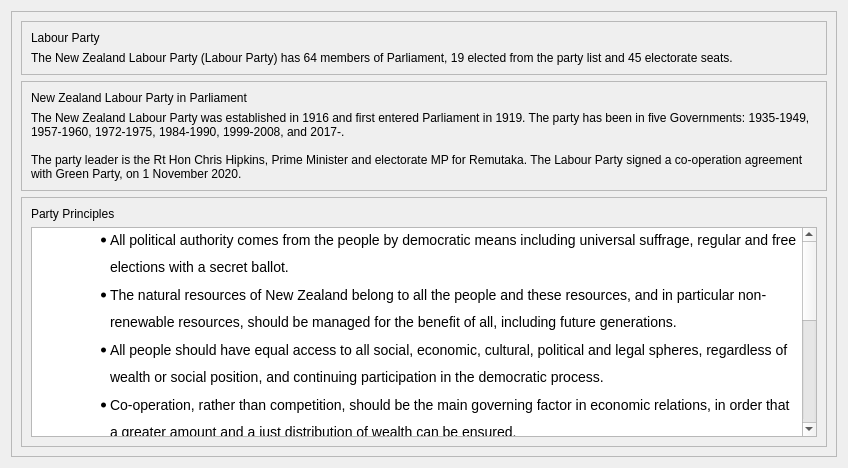
Old version of the form qtGuiApplication/parties.ui in the repository Debug-Divas/COSC345-Project.
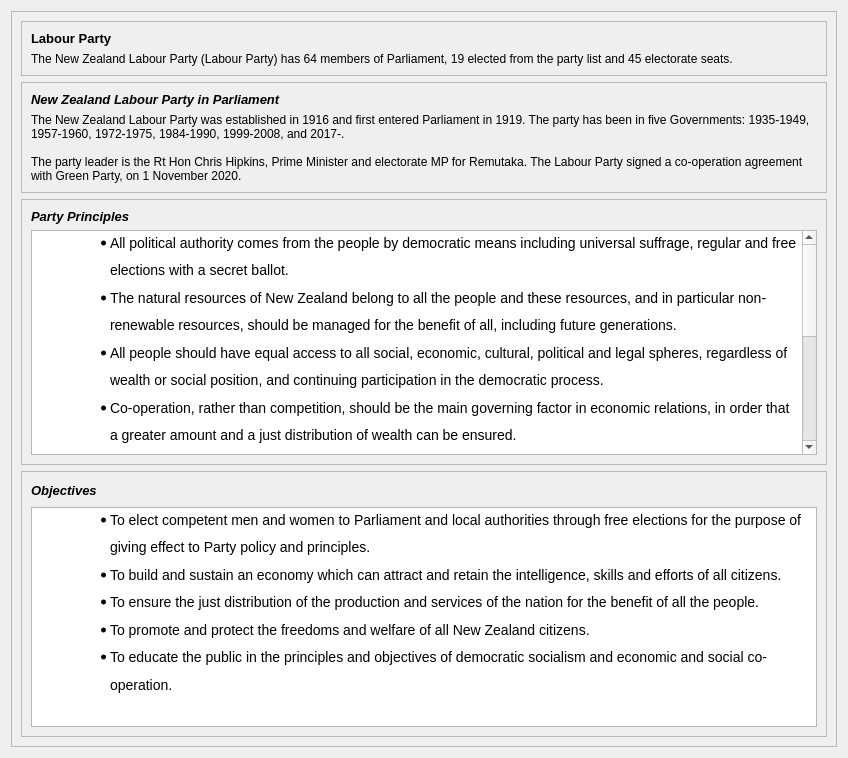
New version of the form.

Commit message: Added parties dialogs

```diff
--- a/qtGuiApplication/parties.ui
+++ b/qtGuiApplication/parties.ui
@@ -7,7 +7,7 @@
     <x>0</x>
     <y>0</y>
     <width>848</width>
-    <height>468</height>
+    <height>758</height>
    </rect>
   </property>
   <property name="windowTitle">
@@ -35,7 +35,7 @@
          <item>
           <widget class="QLabel" name="label">
            <property name="text">
-            <string>Labour Party</string>
+            <string>&lt;html&gt;&lt;head/&gt;&lt;body&gt;&lt;p&gt;&lt;span style=&quot; font-size:10pt; font-weight:700;&quot;&gt;Labour Party&lt;/span&gt;&lt;/p&gt;&lt;/body&gt;&lt;/html&gt;</string>
            </property>
           </widget>
          </item>
@@ -61,7 +61,7 @@
          <item>
           <widget class="QLabel" name="label_3">
            <property name="text">
-            <string>New Zealand Labour Party in Parliament</string>
+            <string>&lt;html&gt;&lt;head/&gt;&lt;body&gt;&lt;p&gt;&lt;span style=&quot; font-size:10pt; font-weight:700; font-style:italic;&quot;&gt;New Zealand Labour Party in Parliament&lt;/span&gt;&lt;/p&gt;&lt;/body&gt;&lt;/html&gt;</string>
            </property>
           </widget>
          </item>
@@ -82,6 +82,21 @@
       </item>
       <item>
        <widget class="QFrame" name="frame_4">
+        <property name="enabled">
+         <bool>true</bool>
+        </property>
+        <property name="minimumSize">
+         <size>
+          <width>0</width>
+          <height>200</height>
+         </size>
+        </property>
+        <property name="maximumSize">
+         <size>
+          <width>16777215</width>
+          <height>500</height>
+         </size>
+        </property>
         <property name="frameShape">
          <enum>QFrame::StyledPanel</enum>
         </property>
@@ -92,7 +107,7 @@
          <item>
           <widget class="QLabel" name="label_5">
            <property name="text">
-            <string>Party Principles</string>
+            <string>&lt;html&gt;&lt;head/&gt;&lt;body&gt;&lt;p&gt;&lt;span style=&quot; font-size:10pt; font-weight:700; font-style:italic;&quot;&gt;Party Principles&lt;/span&gt;&lt;/p&gt;&lt;/body&gt;&lt;/html&gt;</string>
            </property>
           </widget>
          </item>
@@ -122,6 +137,80 @@
         </layout>
        </widget>
       </item>
+      <item>
+       <widget class="QFrame" name="frame_5">
+        <property name="minimumSize">
+         <size>
+          <width>50</width>
+          <height>190</height>
+         </size>
+        </property>
+        <property name="maximumSize">
+         <size>
+          <width>16777215</width>
+          <height>280</height>
+         </size>
+        </property>
+        <property name="frameShape">
+         <enum>QFrame::StyledPanel</enum>
+        </property>
+        <property name="frameShadow">
+         <enum>QFrame::Raised</enum>
+        </property>
+        <layout class="QVBoxLayout" name="verticalLayout_6">
+         <item>
+          <widget class="QLabel" name="label_6">
+           <property name="minimumSize">
+            <size>
+             <width>0</width>
+             <height>20</height>
+            </size>
+           </property>
+           <property name="maximumSize">
+            <size>
+             <width>16777215</width>
+             <height>20</height>
+            </size>
+           </property>
+           <property name="text">
+            <string>&lt;html&gt;&lt;head/&gt;&lt;body&gt;&lt;p&gt;&lt;span style=&quot; font-size:10pt; font-weight:700; font-style:italic;&quot;&gt;Objectives&lt;/span&gt;&lt;/p&gt;&lt;/body&gt;&lt;/html&gt;</string>
+           </property>
+          </widget>
+         </item>
+         <item>
+          <widget class="QTextBrowser" name="textBrowser_2">
+           <property name="minimumSize">
+            <size>
+             <width>0</width>
+             <height>150</height>
+            </size>
+           </property>
+           <property name="maximumSize">
+            <size>
+             <width>16777215</width>
+             <height>300</height>
+            </size>
+           </property>
+           <property name="html">
+            <string>&lt;!DOCTYPE HTML PUBLIC &quot;-//W3C//DTD HTML 4.0//EN&quot; &quot;http://www.w3.org/TR/REC-html40/strict.dtd&quot;&gt;
+&lt;html&gt;&lt;head&gt;&lt;meta name=&quot;qrichtext&quot; content=&quot;1&quot; /&gt;&lt;meta charset=&quot;utf-8&quot; /&gt;&lt;style type=&quot;text/css&quot;&gt;
+p, li { white-space: pre-wrap; }
+hr { height: 1px; border-width: 0; }
+li.unchecked::marker { content: &quot;\2610&quot;; }
+li.checked::marker { content: &quot;\2612&quot;; }
+&lt;/style&gt;&lt;/head&gt;&lt;body style=&quot; font-family:'Segoe UI'; font-size:9pt; font-weight:400; font-style:normal;&quot;&gt;
+&lt;ul style=&quot;margin-top: 0px; margin-bottom: 0px; margin-left: 0px; margin-right: 0px; -qt-list-indent: 1;&quot;&gt;
+&lt;li style=&quot; font-family:'Open Sans','Arial','Verdana','sans-serif'; font-size:14px; color:#000000; background-color:#ffffff;&quot; style=&quot; margin-top:0px; margin-bottom:0px; margin-left:34px; margin-right:0px; -qt-block-indent:0; text-indent:0px; line-height:171.429%;&quot;&gt;&lt;span style=&quot; font-size:14px;&quot;&gt;To elect competent men and women to Parliament and local authorities through free elections for the purpose of giving effect to Party policy and principles.&lt;/span&gt;&lt;/li&gt;
+&lt;li style=&quot; font-family:'Open Sans','Arial','Verdana','sans-serif'; font-size:14px; color:#000000; background-color:#ffffff;&quot; style=&quot; margin-top:0px; margin-bottom:0px; margin-left:34px; margin-right:0px; -qt-block-indent:0; text-indent:0px; line-height:171.429%;&quot;&gt;&lt;span style=&quot; font-size:14px;&quot;&gt;To build and sustain an economy which can attract and retain the intelligence, skills and efforts of all citizens.&lt;/span&gt;&lt;/li&gt;
+&lt;li style=&quot; font-family:'Open Sans','Arial','Verdana','sans-serif'; font-size:14px; color:#000000; background-color:#ffffff;&quot; style=&quot; margin-top:0px; margin-bottom:0px; margin-left:34px; margin-right:0px; -qt-block-indent:0; text-indent:0px; line-height:171.429%;&quot;&gt;&lt;span style=&quot; font-size:14px;&quot;&gt;To ensure the just distribution of the production and services of the nation for the benefit of all the people.&lt;/span&gt;&lt;/li&gt;
+&lt;li style=&quot; font-family:'Open Sans','Arial','Verdana','sans-serif'; font-size:14px; color:#000000; background-color:#ffffff;&quot; style=&quot; margin-top:0px; margin-bottom:0px; margin-left:34px; margin-right:0px; -qt-block-indent:0; text-indent:0px; line-height:171.429%;&quot;&gt;&lt;span style=&quot; font-size:14px;&quot;&gt;To promote and protect the freedoms and welfare of all New Zealand citizens.&lt;/span&gt;&lt;/li&gt;
+&lt;li style=&quot; font-family:'Open Sans','Arial','Verdana','sans-serif'; font-size:14px; color:#000000; background-color:#ffffff;&quot; style=&quot; margin-top:0px; margin-bottom:0px; margin-left:34px; margin-right:0px; -qt-block-indent:0; text-indent:0px; line-height:171.429%;&quot;&gt;&lt;span style=&quot; font-size:14px;&quot;&gt;To educate the public in the principles and objectives of democratic socialism and economic and social co-operation.&lt;/span&gt;&lt;/li&gt;&lt;/ul&gt;&lt;/body&gt;&lt;/html&gt;</string>
+           </property>
+          </widget>
+         </item>
+        </layout>
+       </widget>
+      </item>
      </layout>
     </widget>
    </item>
```
The commit also changes 16 other files.
